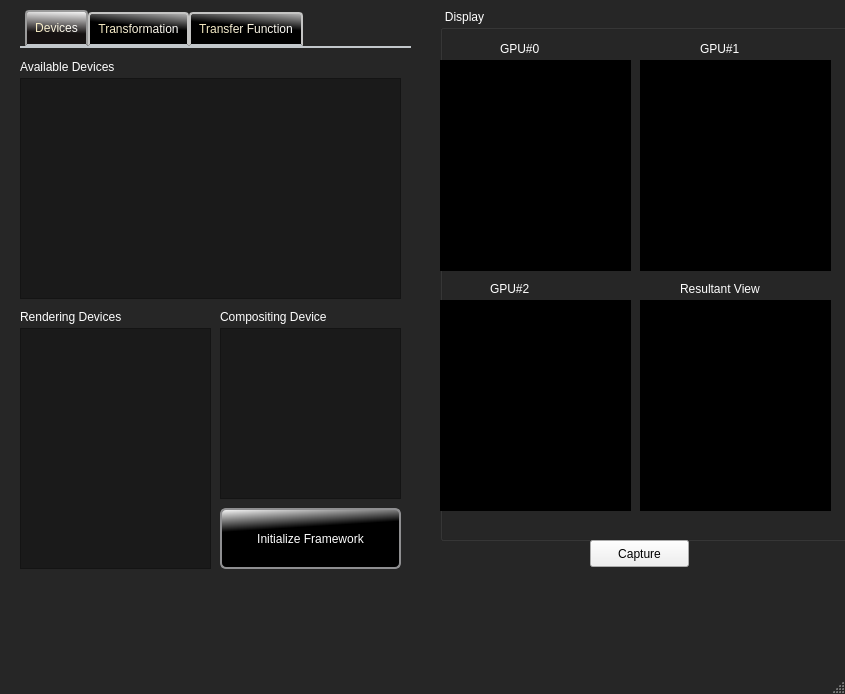
EslamAdel/OpenCLParallelRendering, file src/apps/release/RenderingWindow_Gui.ui: the form before one commit.
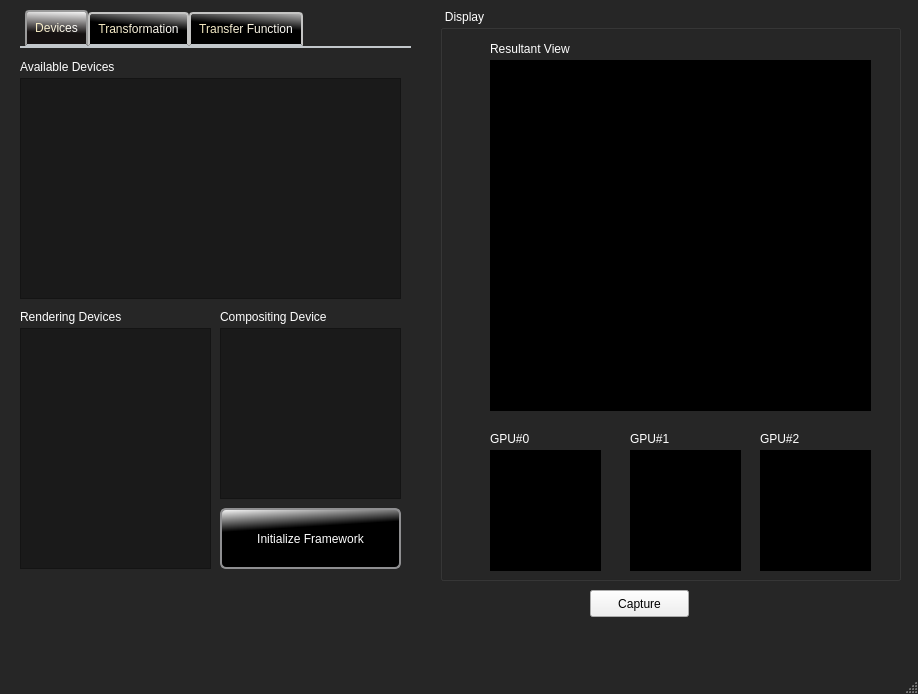
The form after the commit. Custom widgets are drawn as their Qt base class.

Patch:
```diff
--- a/src/apps/release/RenderingWindow_Gui.ui
+++ b/src/apps/release/RenderingWindow_Gui.ui
@@ -6,7 +6,7 @@
    <rect>
     <x>0</x>
     <y>0</y>
-    <width>845</width>
+    <width>918</width>
     <height>694</height>
    </rect>
   </property>
@@ -18,7 +18,7 @@
   </property>
   <property name="minimumSize">
    <size>
-    <width>845</width>
+    <width>918</width>
     <height>694</height>
    </size>
   </property>
@@ -61,8 +61,8 @@
      <rect>
       <x>440</x>
       <y>10</y>
-      <width>411</width>
-      <height>531</height>
+      <width>461</width>
+      <height>571</height>
      </rect>
     </property>
     <property name="styleSheet">
@@ -77,8 +77,8 @@
     <widget class="QLabel" name="labelGPU0">
      <property name="geometry">
       <rect>
-       <x>60</x>
-       <y>30</y>
+       <x>50</x>
+       <y>420</y>
        <width>121</width>
        <height>17</height>
       </rect>
@@ -93,10 +93,10 @@
      </property>
      <property name="geometry">
       <rect>
-       <x>0</x>
-       <y>50</y>
-       <width>191</width>
-       <height>211</height>
+       <x>50</x>
+       <y>440</y>
+       <width>111</width>
+       <height>121</height>
       </rect>
      </property>
      <property name="autoFillBackground">
@@ -121,10 +121,10 @@
      </property>
      <property name="geometry">
       <rect>
-       <x>200</x>
-       <y>50</y>
-       <width>191</width>
-       <height>211</height>
+       <x>190</x>
+       <y>440</y>
+       <width>111</width>
+       <height>121</height>
       </rect>
      </property>
      <property name="autoFillBackground">
@@ -146,8 +146,8 @@
     <widget class="QLabel" name="labelGPU1">
      <property name="geometry">
       <rect>
-       <x>260</x>
-       <y>30</y>
+       <x>190</x>
+       <y>420</y>
        <width>121</width>
        <height>17</height>
       </rect>
@@ -159,8 +159,8 @@
     <widget class="QLabel" name="labelGPU2">
      <property name="geometry">
       <rect>
-       <x>50</x>
-       <y>270</y>
+       <x>320</x>
+       <y>420</y>
        <width>121</width>
        <height>17</height>
       </rect>
@@ -175,10 +175,10 @@
      </property>
      <property name="geometry">
       <rect>
-       <x>0</x>
-       <y>290</y>
-       <width>191</width>
-       <height>211</height>
+       <x>320</x>
+       <y>440</y>
+       <width>111</width>
+       <height>121</height>
       </rect>
      </property>
      <property name="autoFillBackground">
@@ -200,10 +200,10 @@
     <widget class="QLabel" name="frameContainerResult">
      <property name="geometry">
       <rect>
-       <x>200</x>
-       <y>290</y>
-       <width>191</width>
-       <height>211</height>
+       <x>50</x>
+       <y>50</y>
+       <width>381</width>
+       <height>351</height>
       </rect>
      </property>
      <property name="autoFillBackground">
@@ -225,8 +225,8 @@
     <widget class="QLabel" name="label_5">
      <property name="geometry">
       <rect>
-       <x>240</x>
-       <y>270</y>
+       <x>50</x>
+       <y>30</y>
        <width>121</width>
        <height>17</height>
       </rect>
@@ -240,7 +240,7 @@
     <property name="geometry">
      <rect>
       <x>590</x>
-      <y>540</y>
+      <y>590</y>
       <width>99</width>
       <height>27</height>
      </rect>
```
Left out of the diff: 2 changed lines with no effect on the pictures.
